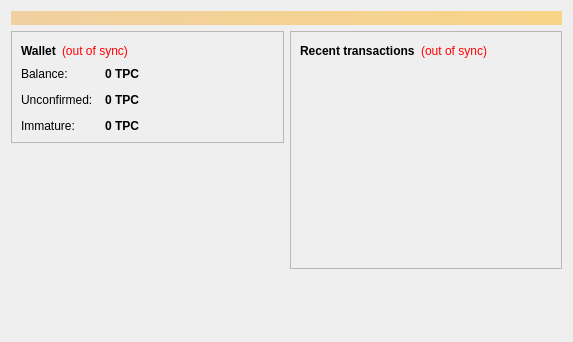
This is src/qt/forms/overviewpage.ui in tpccoin/tpccoin as Qt 5 draws it before an edit. The edited form follows.
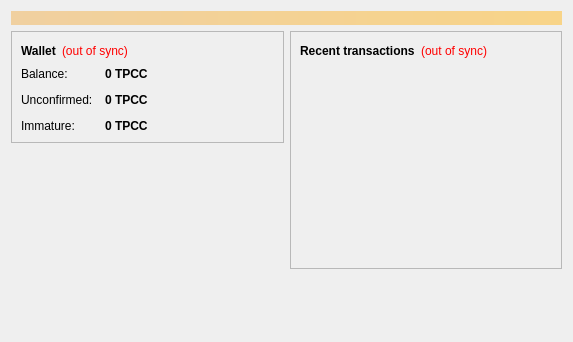
This is the edited form.

Diff of the .ui file:
```diff
--- a/src/qt/forms/overviewpage.ui
+++ b/src/qt/forms/overviewpage.ui
@@ -122,7 +122,7 @@
                <string>Your current balance</string>
               </property>
               <property name="text">
-               <string notr="true">0 TPC</string>
+               <string notr="true">0 TPCC</string>
               </property>
               <property name="textInteractionFlags">
                <set>Qt::LinksAccessibleByMouse|Qt::TextSelectableByKeyboard|Qt::TextSelectableByMouse</set>
@@ -151,7 +151,7 @@
                <string>Total of transactions that have yet to be confirmed, and do not yet count toward the current balance</string>
               </property>
               <property name="text">
-               <string notr="true">0 TPC</string>
+               <string notr="true">0 TPCC</string>
               </property>
               <property name="textInteractionFlags">
                <set>Qt::LinksAccessibleByMouse|Qt::TextSelectableByKeyboard|Qt::TextSelectableByMouse</set>
@@ -177,7 +177,7 @@
                <string>Mined balance that has not yet matured</string>
               </property>
               <property name="text">
-               <string notr="true">0 TPC</string>
+               <string notr="true">0 TPCC</string>
               </property>
               <property name="textInteractionFlags">
                <set>Qt::LinksAccessibleByMouse|Qt::TextSelectableByKeyboard|Qt::TextSelectableByMouse</set>
```
